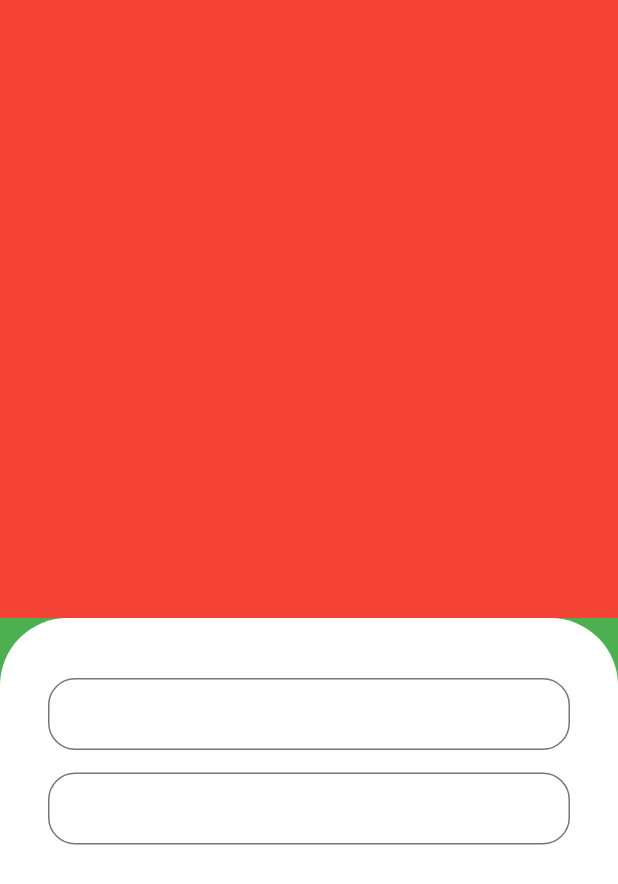
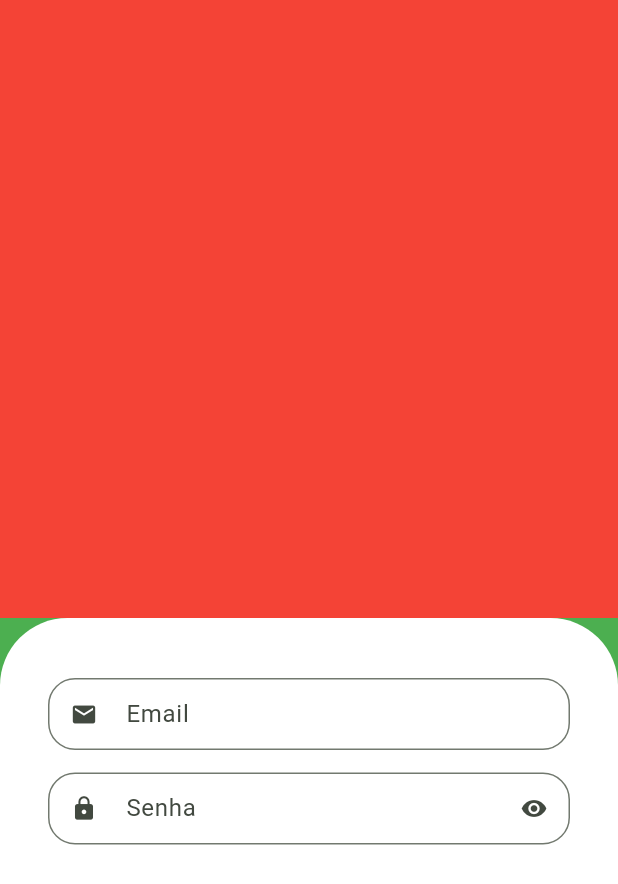
Before and after one commit to davidfffelix/greengrocer, a Flutter app: the screen it shows after launch, on a phone screen of 412 x 824 dp. Shown: the top 884 px of the screen. Run offline on Flutter 3.47's test engine with Material 2 defaults, Android fonts, the phone set to English and light mode, and no system bars.

Commit message:
adjust obscureText

```diff
--- a/lib/src/auth/components/custom_text_field.dart
+++ b/lib/src/auth/components/custom_text_field.dart
@@ -1,14 +1,35 @@
+// ignore_for_file: public_member_api_docs, sort_constructors_first
 import 'package:flutter/material.dart';
 
 class CustomTextField extends StatelessWidget {
-  const CustomTextField({super.key});
+  final bool obscureText;
+  final IconData icon;
+  final IconData? suffixIcon;
+  final String labelText;
+
+  const CustomTextField({
+    Key? key,
+    this.obscureText = false,
+    required this.icon,
+    this.suffixIcon,
+    required this.labelText,
+  }) : super(key: key);
 
   @override
   Widget build(BuildContext context) {
     return Padding(
       padding: const EdgeInsets.only(bottom: 15),
       child: TextFormField(
+        obscureText: obscureText,
         decoration: InputDecoration(
+          prefixIcon: Icon(icon),
+          suffixIcon: obscureText
+              ? IconButton(
+                  onPressed: () {},
+                  icon: const Icon(Icons.visibility),
+                )
+              : null,
+          labelText: labelText,
           isDense: true,
           border: OutlineInputBorder(
             borderRadius: BorderRadius.circular(18),
--- a/lib/src/auth/sign_in_screen.dart
+++ b/lib/src/auth/sign_in_screen.dart
@@ -26,8 +26,16 @@ class SignInScreen extends StatelessWidget {
               ),
               child: const Column(
                 children: [
-                  CustomTextField(),
-                  CustomTextField(),
+                  CustomTextField(
+                    icon: Icons.email,
+                    labelText: 'Email',
+                   ),
+                  CustomTextField(
+                    obscureText: true,
+                    icon: Icons.lock,
+                    // suffixIcon: obscureText,
+                    labelText: 'Senha',
+                  ),
                 ],
               ),
             ),
```
